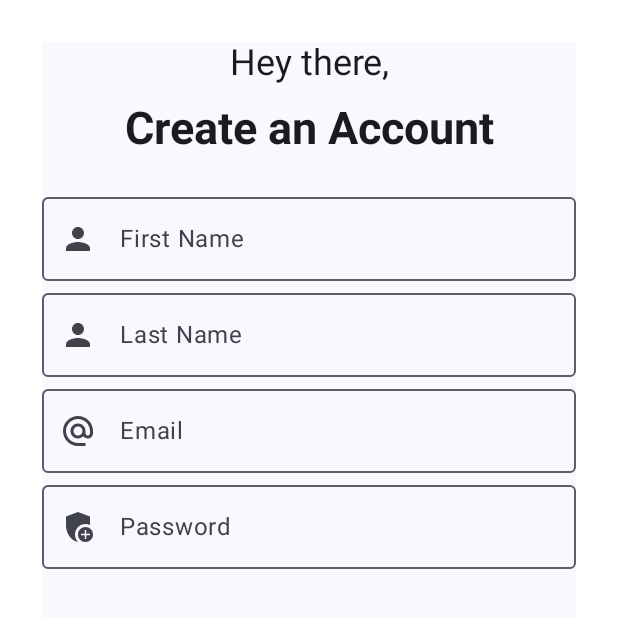
After one commit to nasuh-unal/DuoSwipe, an Android app built with Jetpack Compose: the composable SignUpScreen shown on its own in the app's theme, on a phone screen of 412 x 824 dp, the top half of it. The commit adds this screen. Run offline under Robolectric (Android 15) with nearby library versions, the phone set to English and light mode, and no system bars; our stand-ins replace Firebase (no records; nobody signed in at launch, a user with empty details on screens opened directly); 1 statement that could not run was skipped.

Commit message:
- SignUpScreen updated

```diff
--- a/app/build.gradle.kts
+++ b/app/build.gradle.kts
@@ -62,6 +62,8 @@ dependencies {
     implementation(libs.androidx.ui.graphics)
     implementation(libs.androidx.ui.tooling.preview)
     implementation(libs.androidx.material3)
+    implementation("androidx.compose.material:material-icons-extended:1.3.1")
+
 
     //navigation
     implementation(libs.androidx.navigation)
--- a/app/src/main/java/com/example/duoswipe/DuoSwipeApplication.kt
+++ b/app/src/main/java/com/example/duoswipe/DuoSwipeApplication.kt
@@ -5,5 +5,4 @@ import dagger.hilt.android.HiltAndroidApp
 
 @HiltAndroidApp
 class DuoSwipeApplication : Application() {
-
 }
--- /dev/null
+++ b/app/src/main/java/com/example/duoswipe/ui/component/HeadingText.kt
@@ -0,0 +1,25 @@
+package com.example.duoswipe.ui.component
+
+import androidx.compose.foundation.layout.fillMaxWidth
+import androidx.compose.foundation.layout.heightIn
+import androidx.compose.material3.Text
+import androidx.compose.runtime.Composable
+import androidx.compose.ui.Modifier
+import androidx.compose.ui.res.colorResource
+import androidx.compose.ui.text.TextStyle
+import androidx.compose.ui.text.font.FontStyle
+import androidx.compose.ui.text.font.FontWeight
+import androidx.compose.ui.text.style.TextAlign
+import androidx.compose.ui.unit.dp
+import androidx.compose.ui.unit.sp
+
+@Composable
+fun HeadingText(value: String) {
+    Text(
+        text = value, modifier = Modifier
+            .fillMaxWidth()
+            .heightIn(), style = TextStyle(
+            fontSize = 30.sp, fontWeight = FontWeight.Bold, fontStyle = FontStyle.Normal
+        ), textAlign = TextAlign.Center
+    )
+}
--- /dev/null
+++ b/app/src/main/java/com/example/duoswipe/ui/component/NormalText.kt
@@ -0,0 +1,29 @@
+package com.example.duoswipe.ui.component
+
+import androidx.compose.foundation.layout.fillMaxWidth
+import androidx.compose.foundation.layout.heightIn
+import androidx.compose.runtime.Composable
+import androidx.compose.material3.Text
+import androidx.compose.ui.Modifier
+import androidx.compose.ui.text.TextStyle
+import androidx.compose.ui.text.font.FontStyle
+import androidx.compose.ui.text.font.FontWeight
+import androidx.compose.ui.text.style.TextAlign
+import androidx.compose.ui.unit.dp
+import androidx.compose.ui.unit.sp
+
+@Composable
+fun NormalText(value: String) {
+    Text(
+        text = value,
+        modifier = Modifier
+            .fillMaxWidth()
+            .heightIn(min = 40.dp),
+        style = TextStyle(
+            fontSize = 24.sp,
+            fontWeight = FontWeight.Normal,
+            fontStyle = FontStyle.Normal
+        ),
+        textAlign = TextAlign.Center
+    )
+}
--- /dev/null
+++ b/app/src/main/java/com/example/duoswipe/ui/component/TextField.kt
@@ -0,0 +1,42 @@
+package com.example.duoswipe.ui.component
+
+import androidx.compose.foundation.layout.fillMaxSize
+import androidx.compose.foundation.layout.fillMaxWidth
+import androidx.compose.foundation.text.KeyboardOptions
+import androidx.compose.material3.Icon
+import androidx.compose.material3.OutlinedTextField
+import androidx.compose.material3.Text
+import androidx.compose.material3.TextFieldColors
+import androidx.compose.material3.TextFieldDefaults
+import androidx.compose.runtime.Composable
+import androidx.compose.runtime.getValue
+import androidx.compose.runtime.mutableStateOf
+import androidx.compose.runtime.remember
+import androidx.compose.runtime.setValue
+import androidx.compose.ui.Modifier
+import androidx.compose.ui.graphics.painter.Painter
+import androidx.compose.ui.res.painterResource
+import androidx.compose.ui.tooling.preview.Preview
+import com.example.duoswipe.R
+import com.example.duoswipe.ui.theme.Primary
+
+@Composable
+fun TextField(labelValue: String, painterResource: Painter) {
+    var textValue by remember {
+        mutableStateOf("")
+    }
+
+    OutlinedTextField(
+        modifier = Modifier.fillMaxWidth(),
+        label = { Text(text = labelValue) },
+        keyboardOptions = KeyboardOptions.Default,
+        value = textValue,
+        onValueChange = { textValue = it },
+        leadingIcon = {
+            Icon(
+                painter = painterResource,
+                contentDescription = ""
+            )
+        }
+    )
+}
--- a/app/src/main/java/com/example/duoswipe/ui/register/AuthViewModel.kt
+++ b/app/src/main/java/com/example/duoswipe/ui/signUp/AuthViewModel.kt
@@ -1,4 +1,4 @@
-package com.example.duoswipe.ui.register
+package com.example.duoswipe.ui.signUp
 
 import android.util.Log
 import androidx.lifecycle.ViewModel
--- a/app/src/main/java/com/example/duoswipe/ui/register/RegisterScreen.kt
+++ b/app/src/main/java/com/example/duoswipe/ui/signUp/RegisterScreen.kt
@@ -1,4 +1,4 @@
-package com.example.duoswipe.ui.register
+package com.example.duoswipe.ui.signUp
 
 import android.app.Activity
 import android.util.Log
@@ -16,7 +16,6 @@ import androidx.compose.foundation.layout.padding
 import androidx.compose.foundation.layout.width
 import androidx.compose.material3.Button
 import androidx.compose.material3.Surface
-import androidx.compose.material3.Text
 import androidx.compose.runtime.Composable
 import androidx.compose.runtime.MutableState
 import androidx.compose.ui.Alignment
--- /dev/null
+++ b/app/src/main/java/com/example/duoswipe/ui/signUp/SignUpScreen.kt
@@ -0,0 +1,59 @@
+package com.example.duoswipe.ui.signUp
+
+import androidx.compose.foundation.background
+import androidx.compose.foundation.layout.Column
+import androidx.compose.foundation.layout.Spacer
+import androidx.compose.foundation.layout.fillMaxSize
+import androidx.compose.foundation.layout.height
+import androidx.compose.foundation.layout.padding
+import androidx.compose.material3.Surface
+import androidx.compose.runtime.Composable
+import androidx.compose.ui.Modifier
+import androidx.compose.ui.graphics.Color
+import androidx.compose.ui.res.painterResource
+import androidx.compose.ui.res.stringResource
+import androidx.compose.ui.tooling.preview.Preview
+import androidx.compose.ui.unit.dp
+import com.example.duoswipe.R
+import com.example.duoswipe.ui.component.HeadingText
+import com.example.duoswipe.ui.component.NormalText
+import com.example.duoswipe.ui.component.TextField
+
+@Composable
+fun SignUpScreen() {
+
+    Surface(
+        modifier = Modifier
+            .fillMaxSize()
+            .background(Color.White)
+            .padding(28.dp)
+    ) {
+        Column(modifier = Modifier.fillMaxSize()) {
+            NormalText(value = stringResource(id = R.string.hi_there))
+            HeadingText(value = stringResource(id = R.string.create_account))
+            Spacer(modifier = Modifier.height(20.dp))
+            TextField(
+                labelValue = stringResource(id = R.string.first_name),
+                painterResource = painterResource(id = R.drawable.baseline_person_24)
+            )
+            TextField(
+                labelValue = stringResource(id = R.string.last_name),
+                painterResource(id = R.drawable.baseline_person_24)
+            )
+            TextField(
+                labelValue = stringResource(id = R.string.e_mail),
+                painterResource(id = R.drawable.baseline_alternate_email_24)
+            )
+            TextField(
+                labelValue = stringResource(id = R.string.password),
+                painterResource(id = R.drawable.sharp_add_moderator_24)
+            )
+        }
+    }
+}
+
+@Preview
+@Composable
+fun DefaultPreviewOfSignUpScreen() {
+    SignUpScreen()
+}
--- a/app/src/main/java/com/example/duoswipe/ui/theme/Color.kt
+++ b/app/src/main/java/com/example/duoswipe/ui/theme/Color.kt
@@ -10,3 +10,6 @@ val Purple40 = Color(0xFF6650a4)
 val PurpleGrey40 = Color(0xFF625b71)
 val Pink40 = Color(0xFF7D5260)
 val splashback = Color(0xFFFFF9DB)
+val TextColor=Color(0xFF1D1617)
+val BgColor=Color(0xFFF7F8F8)
+val Primary=Color(0xFF92A3FD)
--- /dev/null
+++ b/app/src/main/res/drawable/baseline_alternate_email_24.xml
@@ -0,0 +1,5 @@
+<vector xmlns:android="http://schemas.android.com/apk/res/android" android:height="24dp" android:tint="#000000" android:viewportHeight="24" android:viewportWidth="24" android:width="24dp">
+
+    <path android:fillColor="@android:color/white" android:pathData="M12,2C6.48,2 2,6.48 2,12s4.48,10 10,10h5v-2h-5c-4.34,0 -8,-3.66 -8,-8s3.66,-8 8,-8 8,3.66 8,8v1.43c0,0.79 -0.71,1.57 -1.5,1.57s-1.5,-0.78 -1.5,-1.57L17,12c0,-2.76 -2.24,-5 -5,-5s-5,2.24 -5,5 2.24,5 5,5c1.38,0 2.64,-0.56 3.54,-1.47 0.65,0.89 1.77,1.47 2.96,1.47 1.97,0 3.5,-1.6 3.5,-3.57L22,12c0,-5.52 -4.48,-10 -10,-10zM12,15c-1.66,0 -3,-1.34 -3,-3s1.34,-3 3,-3 3,1.34 3,3 -1.34,3 -3,3z"/>
+
+</vector>
--- /dev/null
+++ b/app/src/main/res/drawable/baseline_person_24.xml
@@ -0,0 +1,5 @@
+<vector xmlns:android="http://schemas.android.com/apk/res/android" android:height="24dp" android:tint="#000000" android:viewportHeight="24" android:viewportWidth="24" android:width="24dp">
+
+    <path android:fillColor="@android:color/white" android:pathData="M12,12c2.21,0 4,-1.79 4,-4s-1.79,-4 -4,-4 -4,1.79 -4,4 1.79,4 4,4zM12,14c-2.67,0 -8,1.34 -8,4v2h16v-2c0,-2.66 -5.33,-4 -8,-4z"/>
+
+</vector>
--- /dev/null
+++ b/app/src/main/res/drawable/sharp_add_moderator_24.xml
@@ -0,0 +1,7 @@
+<vector xmlns:android="http://schemas.android.com/apk/res/android" android:height="24dp" android:tint="#000000" android:viewportHeight="24" android:viewportWidth="24" android:width="24dp">
+
+    <path android:fillColor="@android:color/white" android:pathData="M17,10c1.08,0 2.09,0.25 3,0.68V5l-8,-3L4,5v6.09c0,5.05 3.41,9.76 8,10.91c0.03,-0.01 0.05,-0.02 0.08,-0.02C10.8,20.71 10,18.95 10,17C10,13.13 13.13,10 17,10z"/>
+
+    <path android:fillColor="@android:color/white" android:pathData="M17,12c-2.76,0 -5,2.24 -5,5s2.24,5 5,5s5,-2.24 5,-5S19.76,12 17,12zM20,17.5h-2.5V20h-1v-2.5H14v-1h2.5V14h1v2.5H20V17.5z"/>
+
+</vector>
--- a/app/src/main/res/values/strings.xml
+++ b/app/src/main/res/values/strings.xml
@@ -1,5 +1,15 @@
 <resources>
     <string name="app_name">DuoSwipe</string>
     <string name="web_client_id">643012975107-mkipeasmhpv78ecahd6eapicde2rtolm.apps.googleusercontent.com</string>
+    <string name="hi_there">Hey there,</string>
+    <string name="create_account">Create an Account</string>
+    <string name="welcome_back">Welcome Back</string>
+    <string name="first_name">First Name</string>
+    <string name="last_name">Last Name</string>
+    <string name="e_mail">Email</string>
+    <string name="password">Password</string>
+    <string name="hide_password">Hide Password</string>
+    <string name="show_password">Show Password</string>
+
 
 </resources>
--- a/gradle/libs.versions.toml
+++ b/gradle/libs.versions.toml
@@ -21,6 +21,7 @@ firebasePlayServices="20.4.1"
 firebaseAuthVersion = "23.0.0"
 coil = "2.1.0"
 material3 = "1.2.1"
+compose = "1.9.0"
 
 
 [libraries]
```
Also changed, not shown: app/src/main/java/com/example/duoswipe/ui/component/PasswordTextField.kt (added, +59 -0 lines), app/src/main/java/com/example/duoswipe/ui/main/MainActivity.kt (+2 -14 lines), app/src/main/java/com/example/duoswipe/ui/profile/ProfileScreen.kt (+6 -16 lines).
